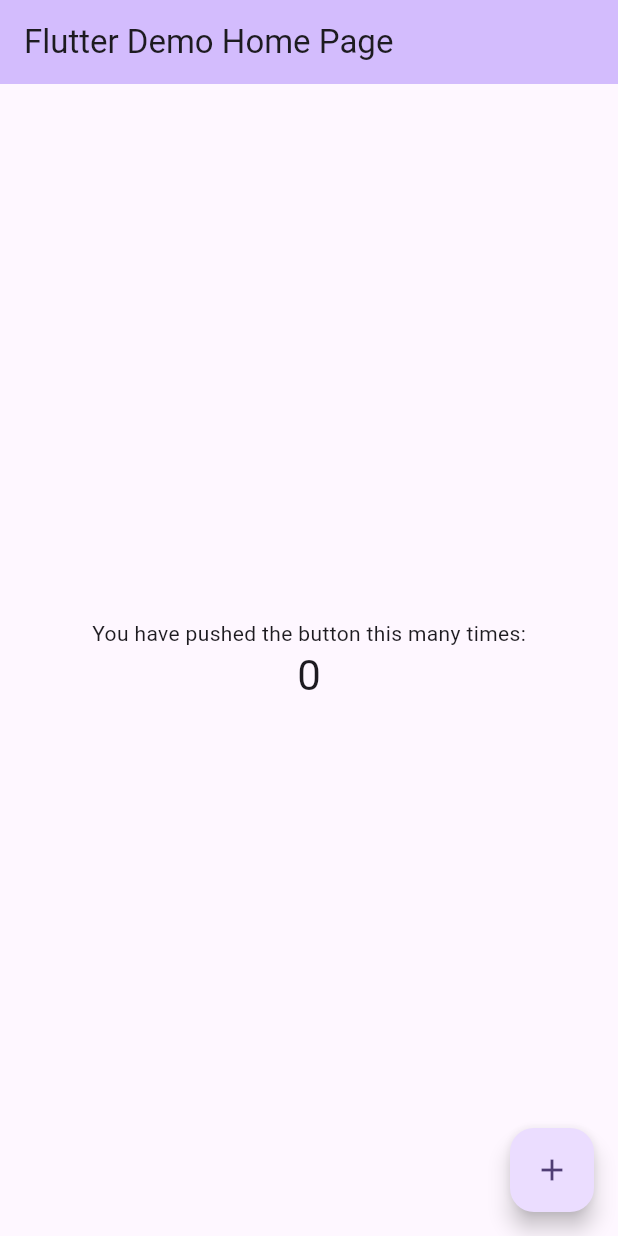
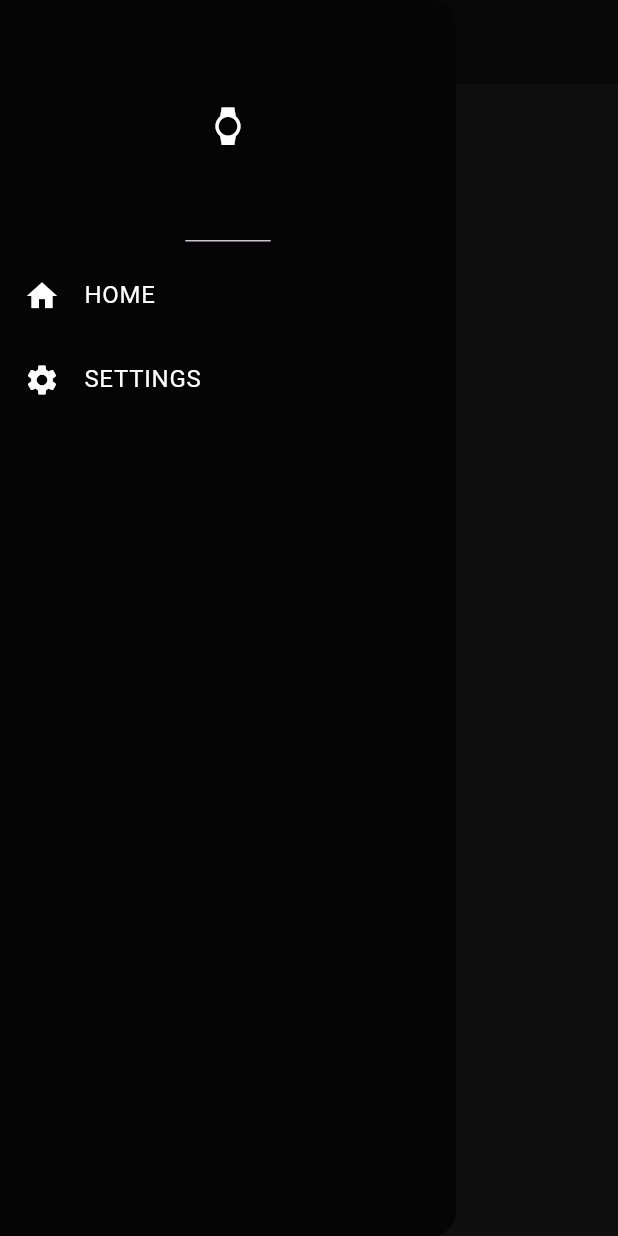
Before and after one commit to riker26/monkey_clock, a Flutter app: the screen it shows after launch, with the side drawer open (before the commit the screen has no drawer), on a phone screen of 412 x 824 dp. Run offline on Flutter 3.47's test engine with Material 3 defaults, Android fonts, the phone set to English and light mode, and no system bars.

Commit message:
added clock_page and got started

```diff
--- a/lib/main.dart
+++ b/lib/main.dart
@@ -1,128 +1,21 @@
 import 'package:flutter/material.dart';
+import 'package:flutter/rendering.dart';
+import 'package:monkey_clock/pages/clock_page.dart';
 
 void main() {
-  runApp(const MyApp());
+  runApp(MyApp());
+
+  //print('Hello, World!');
 }
 
 class MyApp extends StatelessWidget {
   const MyApp({super.key});
 
-  // This widget is the root of your application.
   @override
   Widget build(BuildContext context) {
-    return MaterialApp(
-      title: 'Flutter Demo',
-      theme: ThemeData(
-        // This is the theme of your application.
-        //
-        // TRY THIS: Try running your application with "flutter run". You'll see
-        // the application has a purple toolbar. Then, without quitting the app,
-        // try changing the seedColor in the colorScheme below to Colors.green
-        // and then invoke "hot reload" (save your changes or press the "hot
-        // reload" button in a Flutter-supported IDE, or press "r" if you used
-        // the command line to start the app).
-        //
-        // Notice that the counter didn't reset back to zero; the application
-        // state is not lost during the reload. To reset the state, use hot
-        // restart instead.
-        //
-        // This works for code too, not just values: Most code changes can be
-        // tested with just a hot reload.
-        colorScheme: ColorScheme.fromSeed(seedColor: Colors.deepPurple),
-        useMaterial3: true,
-      ),
-      home: const MyHomePage(title: 'Flutter Demo Home Page'),
+    return const MaterialApp(
+      debugShowCheckedModeBanner: false,
+      home: clockPage(),
     );
   }
 }
-
-class MyHomePage extends StatefulWidget {
-  const MyHomePage({super.key, required this.title});
-
-  // This widget is the home page of your application. It is stateful, meaning
-  // that it has a State object (defined below) that contains fields that affect
-  // how it looks.
-
-  // This class is the configuration for the state. It holds the values (in this
-  // case the title) provided by the parent (in this case the App widget) and
-  // used by the build method of the State. Fields in a Widget subclass are
-  // always marked "final".
-
-  final String title;
-
-  @override
-  State<MyHomePage> createState() => _MyHomePageState();
-}
-
-class _MyHomePageState extends State<MyHomePage> {
-  int _counter = 0;
-
-  void _incrementCounter() {
-    setState(() {
-      // This call to setState tells the Flutter framework that something has
-      // changed in this State, which causes it to rerun the build method below
-      // so that the display can reflect the updated values. If we changed
-      // _counter without calling setState(), then the build method would not be
-      // called again, and so nothing would appear to happen.
-      _counter++;
-    });
-  }
-
-  @override
-  Widget build(BuildContext context) {
-    // This method is rerun every time setState is called, for instance as done
-    // by the _incrementCounter method above.
-    //
-    // The Flutter framework has been optimized to make rerunning build methods
-    // fast, so that you can just rebuild anything that needs updating rather
-    // than having to individually change instances of widgets.
-    return Scaffold(
-      appBar: AppBar(
-        // TRY THIS: Try changing the color here to a specific color (to
-        // Colors.amber, perhaps?) and trigger a hot reload to see the AppBar
-        // change color while the other colors stay the same.
-        backgroundColor: Theme.of(context).colorScheme.inversePrimary,
-        // Here we take the value from the MyHomePage object that was created by
-        // the App.build method, and use it to set our appbar title.
-        title: Text(widget.title),
-      ),
-      body: Center(
-        // Center is a layout widget. It takes a single child and positions it
-        // in the middle of the parent.
-        child: Column(
-          // Column is also a layout widget. It takes a list of children and
-          // arranges them vertically. By default, it sizes itself to fit its
-          // children horizontally, and tries to be as tall as its parent.
-          //
-          // Column has various properties to control how it sizes itself and
-          // how it positions its children. Here we use mainAxisAlignment to
-          // center the children vertically; the main axis here is the vertical
-          // axis because Columns are vertical (the cross axis would be
-          // horizontal).
-          //
-          // TRY THIS: Invoke "debug painting" (choose the "Toggle Debug Paint"
-          // action in the IDE, or press "p" in the console), to see the
-          // wireframe for each widget.
-          mainAxisAlignment: MainAxisAlignment.center,
-          children: <Widget>[
-            const Text(
-              'You have pushed the button this many times:',
-            ),
-            Text(
-              '$_counter',
-              style: Theme.of(context).textTheme.headlineMedium,
-            ),
-          ],
-        ),
-      ),
-      floatingActionButton: FloatingActionButton(
-        onPressed: _incrementCounter,
-        tooltip: 'Increment',
-        child: const Icon(Icons.add),
-      ), // This trailing comma makes auto-formatting nicer for build methods.
-    );
-  }
-}
-
-
-//xcrun simctl boot A1BA12B8-068D-4DA0-8ABF-A326A9A6C2D5
--- /dev/null
+++ b/lib/pages/clock_page.dart
@@ -0,0 +1,37 @@
+import 'package:flutter/material.dart';
+import 'package:flutter/rendering.dart';
+import 'package:monkey_clock/pages/drawer.dart';
+
+class clockPage extends StatelessWidget {
+  const clockPage({super.key});
+
+  @override
+  Widget build(BuildContext context) {
+    return Scaffold(
+      appBar: AppBar(
+        title: const Text(
+          'Clock',
+          style: TextStyle(
+            fontSize: 30,
+            fontWeight: FontWeight.bold,
+            color: Colors.white,
+          ),
+        ),
+        backgroundColor: Color.fromARGB(133, 5, 5, 5),
+        iconTheme: const IconThemeData(color: Colors.white),
+      ),
+      backgroundColor: Colors.grey[900],
+      drawer: const AppDrawer(),
+    );
+  }
+}
+
+//function generates random time
+String randomTime() {
+  var hour = (DateTime.now().hour).toString();
+  var minute = (DateTime.now().minute).toString();
+  var second = (DateTime.now().second).toString();
+  return hour + ':' + minute + ':' + second;
+}
+
+//Drawer for the clock page
--- /dev/null
+++ b/lib/pages/drawer.dart
@@ -0,0 +1,47 @@
+import 'package:flutter/material.dart';
+
+class AppDrawer extends StatelessWidget {
+  const AppDrawer({Key? key}) : super(key: key);
+
+  @override
+  Widget build(BuildContext context) {
+    return const Drawer(
+      backgroundColor: Color.fromARGB(255, 5, 5, 5),
+      child: Column(
+        children: [
+          DrawerHeader(
+            child: Icon(
+              Icons.watch,
+              color: Colors.white,
+              size: 25,
+            ),
+          ),
+          ListTile(
+            leading: Icon(
+              Icons.home,
+              color: Colors.white,
+            ),
+            title: Text(
+              "HOME",
+              style: TextStyle(
+                color: Colors.white,
+              ),
+            ),
+          ),
+          ListTile(
+            leading: Icon(
+              Icons.settings,
+              color: Colors.white,
+            ),
+            title: Text(
+              "SETTINGS",
+              style: TextStyle(
+                color: Colors.white,
+              ),
+            ),
+          ),
+        ],
+      ),
+    );
+  }
+}
```
Also changed, not shown: lib/pages/high_scores_page.dart (added).
